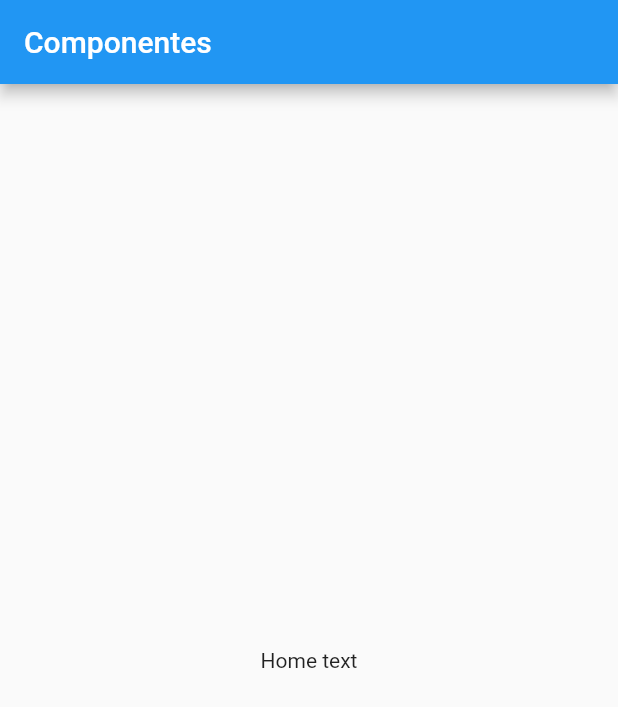
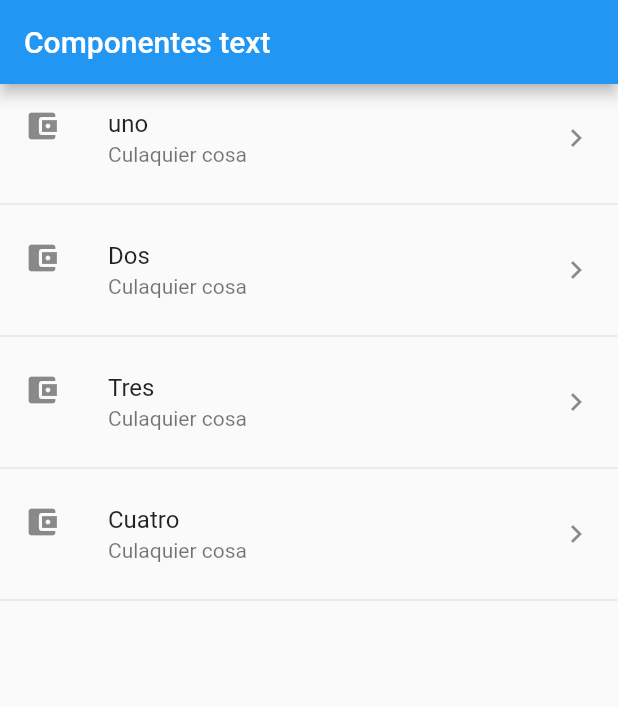
Before and after one commit to jdpadillaac/flutter-Widgets, a Flutter app: the screen it shows after launch, on a phone screen of 412 x 824 dp. Shown: the top 707 px of the screen. Run offline on Flutter 3.47's test engine with Material 2 defaults, Android fonts, the phone set to English and light mode, and no system bars.

Commit message:
ListTiles estaticos y dinamicos

```diff
--- a/lib/main.dart
+++ b/lib/main.dart
@@ -8,13 +8,8 @@ class MyApp extends StatelessWidget {
   @override
   Widget build(BuildContext context) {
     return MaterialApp(
-      debugShowCheckedModeBanner: false,
-      title: 'Material App',
-      home: Scaffold(
-          appBar: AppBar(
-            title: Text('Componentes'),
-          ),
-          body: HomePageTemp()),
-    );
+        debugShowCheckedModeBanner: false,
+        title: 'Material App',
+        home: HomePageTemp());
   }
 }
--- a/lib/src/pages/home_temp.dart
+++ b/lib/src/pages/home_temp.dart
@@ -1,10 +1,47 @@
 import 'package:flutter/material.dart';
 
 class HomePageTemp extends StatelessWidget {
+  final List<String> options = ['uno', 'Dos', 'Tres', 'Cuatro'];
+
   @override
   Widget build(BuildContext context) {
-    return Center(
-      child: Text('Home text'),
+    return Scaffold(
+      appBar: AppBar(
+        title: Text('Componentes text'),
+      ),
+      body: ListView(
+        children: _newCrearItems(),
+      ),
     );
   }
+
+  List<Widget> _crearItems() {
+    List<Widget> lista = new List<Widget>();
+
+    for (String option in options) {
+      final Widget tempWidget = ListTile(
+        title: Text(option),
+      );
+
+      lista..add(tempWidget)..add(Divider());
+    }
+    return lista;
+  }
+
+  List<Widget> _newCrearItems() {
+    return options.map((e) {
+      return Column(
+        children: [
+          ListTile(
+            title: Text(e),
+            subtitle: Text('Culaquier cosa'),
+            leading: Icon(Icons.account_balance_wallet),
+            trailing: Icon(Icons.keyboard_arrow_right),
+            onTap: () {},
+          ),
+          Divider()
+        ],
+      );
+    }).toList();
+  }
 }
```
